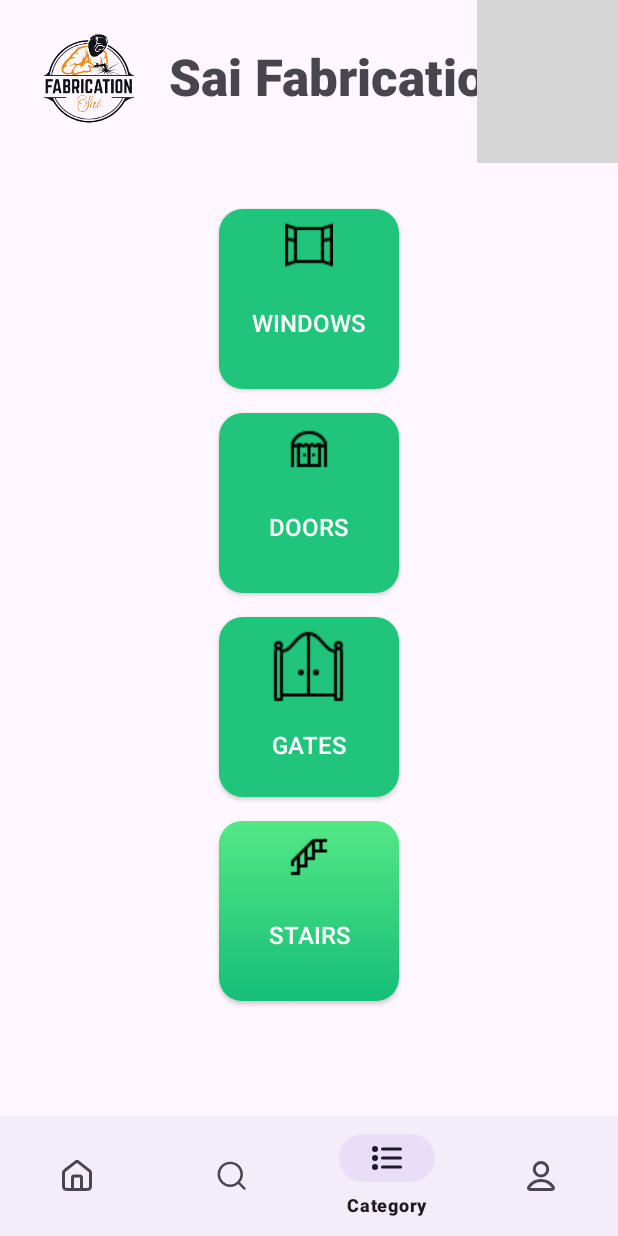
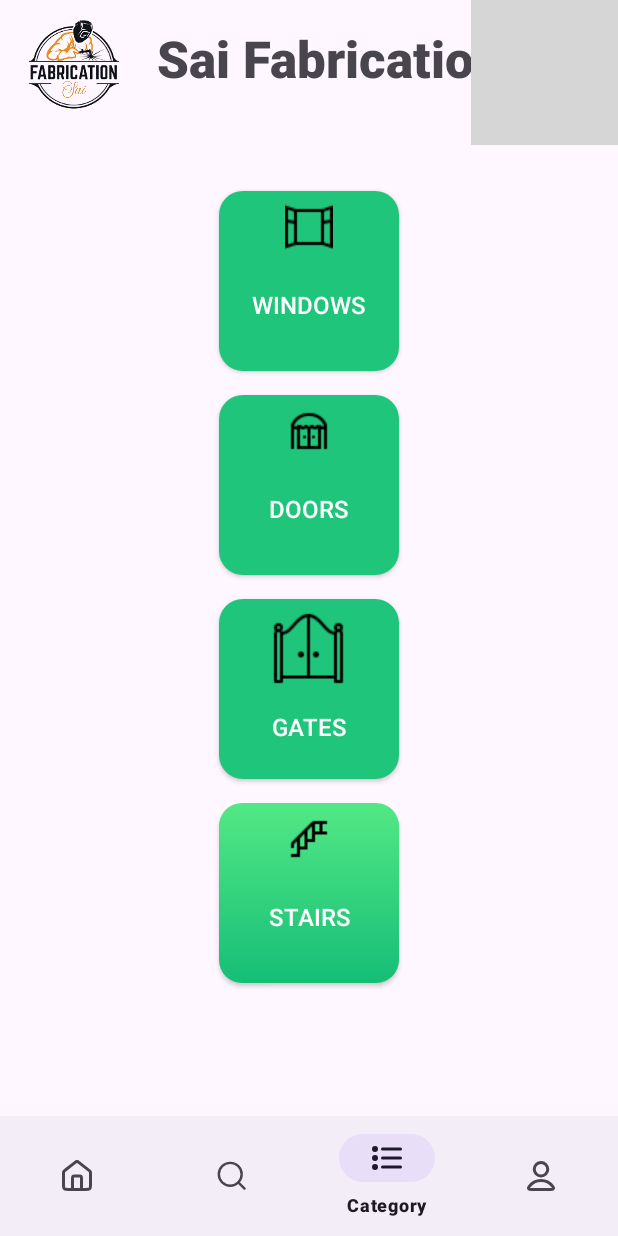
Before and after one commit to AratiThorat96/SaiFabrication_App, an Android app: the CategoryFragment screen opened through its navigation route, on a phone screen of 412 x 824 dp. Run offline under Robolectric (Android 15) with nearby library versions, the phone set to English and light mode, and no system bars; our stand-ins replace navigation-ui; grey boxes are pictures that could not be loaded.

Commit message:
push by Arati

```diff
--- a/app/src/main/java/com/example/saifabrication/Fragment/CategoryFragment.kt
+++ b/app/src/main/java/com/example/saifabrication/Fragment/CategoryFragment.kt
@@ -19,9 +19,9 @@ class CategoryFragment : Fragment() {
     private lateinit var buttonContainer: LinearLayout // Container for buttons
     private val imageMap = mapOf(
         "Windows" to listOf("win2", "banner1", "win3", "win4", "win5", "win6", "win7", "win8"),
-        "Doors" to listOf("door1", "door2", "door3"),
-        "Gates" to listOf("gate1", "gate2", "gate3"),
-        "Stairs" to listOf("stair1", "stair2", "stair3")
+        "Doors" to listOf("d1", "d2", "d3","d4","d5","d6","d7","d8","d9","d10"),
+        "Gates" to listOf("g1", "g2", "g3","g4","g5","g6","g7","g8","g9","g10"),
+        "Stairs" to listOf("s1", "s2", "s3","s4","s5","s6","s7","s8","s9","s10")
     )
 
     @SuppressLint("MissingInflatedId")
@@ -89,13 +89,11 @@ class CategoryFragment : Fragment() {
     }
 
     private fun showFullImageDialog(imageName: String) {
-        val dialog = FullImageDialogFragment(imageName) { isSave, image ->
-            if (isSave as Boolean) {
-                // Handle the saved image
-            }
-        }
+        // Use newInstance() to create the fragment and pass the image name
+        val dialog = FullImageDialogFragment.newInstance(imageName) // Pass imageName using newInstance
         dialog.show(childFragmentManager, "FullImageDialogFragment")
     }
+
 
     // Extension function to convert dp to px
     private fun Int.dpToPx(): Int {
--- a/app/src/main/java/com/example/saifabrication/MainActivity.kt
+++ b/app/src/main/java/com/example/saifabrication/MainActivity.kt
@@ -1,11 +1,12 @@
 package com.example.saifabrication
 
+import android.content.Intent
 import android.os.Bundle
+import android.widget.ImageButton
 import androidx.activity.enableEdgeToEdge
 import androidx.appcompat.app.AppCompatActivity
 import androidx.core.view.ViewCompat
 import androidx.core.view.WindowInsetsCompat
-import androidx.navigation.NavController
 import androidx.navigation.findNavController
 import androidx.navigation.ui.setupWithNavController
 import com.google.android.material.bottomnavigation.BottomNavigationView
@@ -15,13 +16,25 @@ class MainActivity : AppCompatActivity() {
         super.onCreate(savedInstanceState)
         enableEdgeToEdge()
         setContentView(R.layout.activity_main)
-        var NavController=findNavController(R.id.fragmentContainerView3)
-        var bottomnav=findViewById<BottomNavigationView>(R.id.bottom_navigation)
-        bottomnav.setupWithNavController(NavController)
+
+        // Initialize NavController and BottomNavigationView
+        val navController = findNavController(R.id.fragmentContainerView3)
+        val bottomNav = findViewById<BottomNavigationView>(R.id.bottom_navigation)
+        bottomNav.setupWithNavController(navController)
+
+        // Handle system bars insets
         ViewCompat.setOnApplyWindowInsetsListener(findViewById(R.id.main)) { v, insets ->
             val systemBars = insets.getInsets(WindowInsetsCompat.Type.systemBars())
             v.setPadding(systemBars.left, systemBars.top, systemBars.right, systemBars.bottom)
             insets
         }
+
+        // Handle notification button click
+        val notificationButton = findViewById<ImageButton>(R.id.notificationButton)
+        notificationButton.setOnClickListener {
+            // Navigate to NotificationActivity
+            val intent = Intent(this, NotificationActivity::class.java)
+            startActivity(intent)
+        }
     }
 }
--- a/app/src/main/res/layout/activity_main.xml
+++ b/app/src/main/res/layout/activity_main.xml
@@ -20,8 +20,8 @@
         android:id="@+id/textView"
         android:layout_width="wrap_content"
         android:layout_height="wrap_content"
-        android:layout_marginTop="28dp"
-        android:layout_marginEnd="68dp"
+        android:layout_marginTop="16dp"
+        android:layout_marginEnd="76dp"
         android:fontFamily="sans-serif-black"
         android:text="Sai Fabrication"
         android:textSize="34sp"
@@ -47,9 +47,10 @@
         android:layout_marginTop="16dp"
         app:layout_constraintBottom_toBottomOf="@+id/textView"
         app:layout_constraintEnd_toStartOf="@+id/textView"
+        app:layout_constraintHorizontal_bias="0.0"
         app:layout_constraintStart_toStartOf="parent"
         app:layout_constraintTop_toTopOf="@+id/textView"
-        app:layout_constraintVertical_bias="0.583"
+        app:layout_constraintVertical_bias="0.52"
         app:srcCompat="@drawable/logo" />
 
     <fragment
```
Also changed, not shown: app/src/main/AndroidManifest.xml (+10 -6 lines), app/src/main/java/com/example/saifabrication/Fragment/FullImageDialogFragment.kt (+22 -8 lines), app/src/main/java/com/example/saifabrication/Fragment/SearchFragment.kt (deleted, +0 -60 lines), app/src/main/java/com/example/saifabrication/model/SharedViewModel.kt (deleted, +0 -18 lines), app/src/main/res/layout/fragment_search.xml (deleted, +0 -14 lines), app/src/main/res/drawable/s2.jpg (added).
